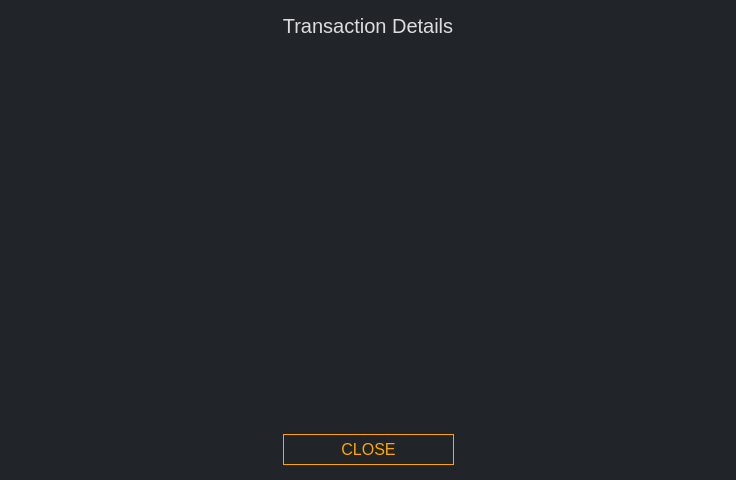
Before: the Qt Designer form src/gui/ui/transactiondetailsdialog.ui in ConcealNetwork/conceal-desktop, drawn with Qt 5.
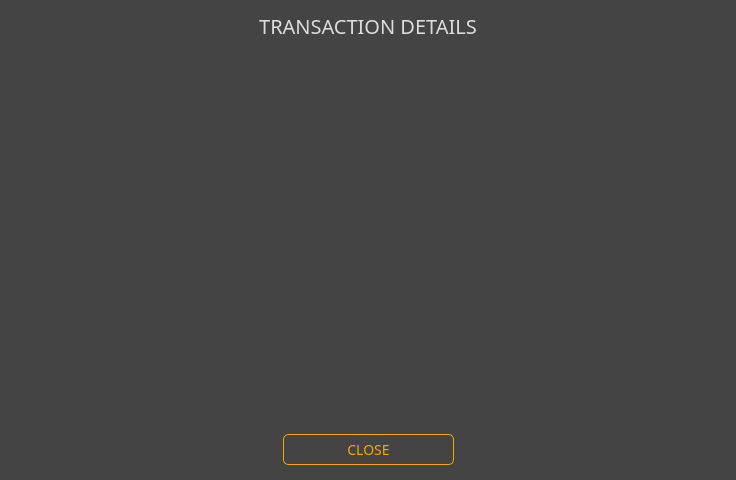
After: the same form once the commit is applied.

```diff
--- a/src/gui/ui/transactiondetailsdialog.ui
+++ b/src/gui/ui/transactiondetailsdialog.ui
@@ -14,9 +14,10 @@
    <string>Transaction details</string>
   </property>
   <property name="styleSheet">
-   <string notr="true">background-color: #212529;
+   <string notr="true">background-color: #444;
 border: 0px;
-color: #ddd;</string>
+color: #ddd;
+font-family: 'Raleway';</string>
   </property>
   <layout class="QVBoxLayout" name="verticalLayout">
    <property name="leftMargin">
@@ -41,6 +42,7 @@
      </property>
      <property name="font">
       <font>
+       <family>Raleway</family>
        <pointsize>-1</pointsize>
       </font>
      </property>
@@ -50,7 +52,7 @@
 font-size: 20px;</string>
      </property>
      <property name="text">
-      <string>Transaction Details</string>
+      <string>TRANSACTION DETAILS</string>
      </property>
      <property name="alignment">
       <set>Qt::AlignCenter</set>
@@ -104,10 +106,13 @@
         </size>
        </property>
        <property name="font">
-        <font/>
+        <font>
+         <family>Raleway</family>
+         <pointsize>-1</pointsize>
+        </font>
        </property>
        <property name="styleSheet">
-        <string notr="true">QPushButton#m_okButton {color: orange; background-color: #212529; border: 1px solid orange; font-size: 16px;}
+        <string notr="true">QPushButton#m_okButton {color: orange; border: 1px solid orange; font-size: 14px; border-radius: 5px;}
 
 QPushButton#m_okButton:hover {color: orange; background-color: #212529; border: 2px solid orange; font-size: 16px;}</string>
        </property>
```
Left out of the diff: 5 changed lines with no effect on the pictures.
